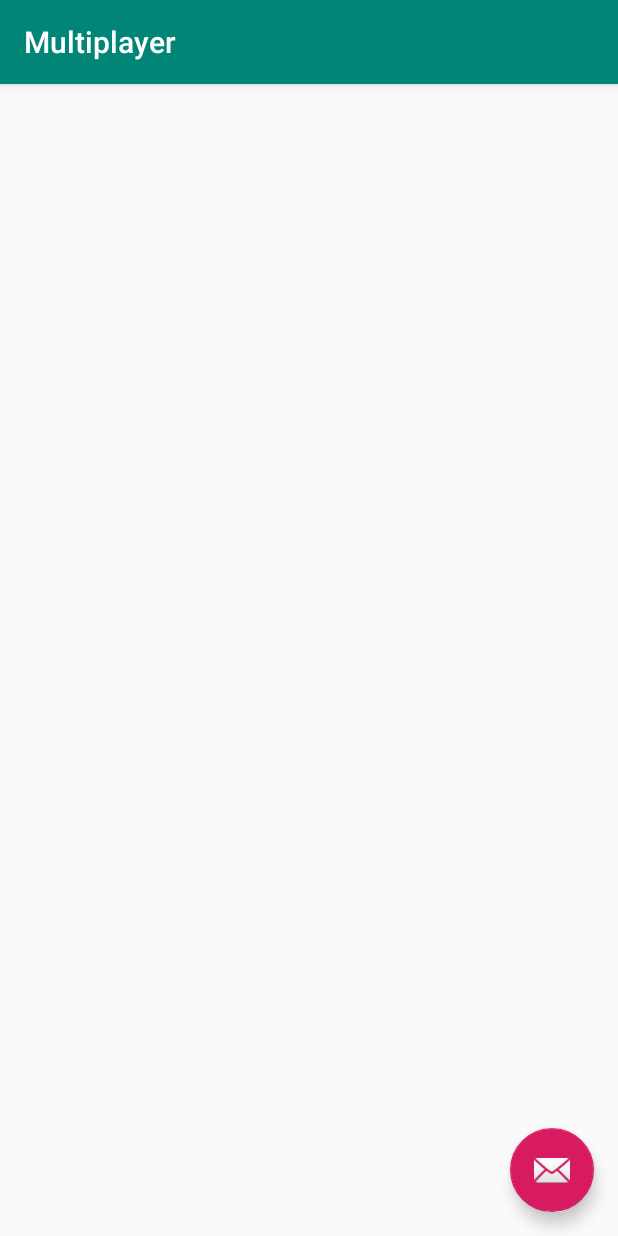
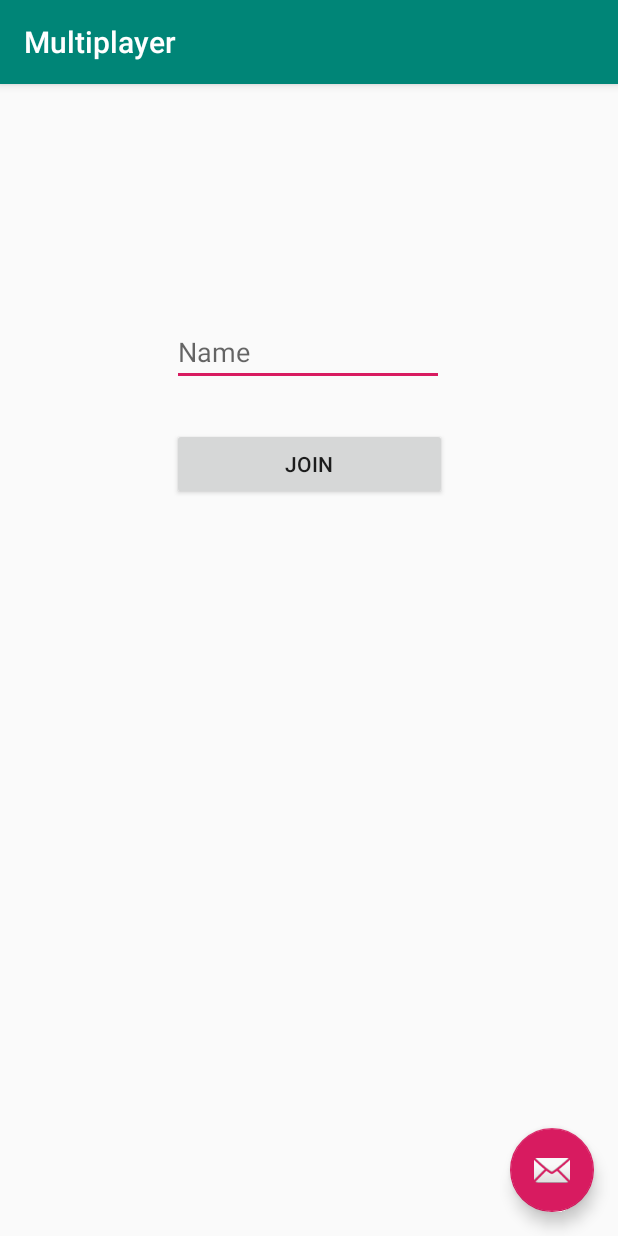
Before and after one commit to Dud3k9/Double, an Android app: the Multiplayer screen opened directly, with no data from a screen before it, on a phone screen of 412 x 824 dp. Run offline under Robolectric (Android 15) with nearby library versions, the light colour scheme and no system bars.

Commit message:
double 1.0

```diff
--- a/app/src/main/java/com/dudek9/adouble/Multiplayer.kt
+++ b/app/src/main/java/com/dudek9/adouble/Multiplayer.kt
@@ -1,21 +1,43 @@
 package com.dudek9.adouble
 
+import android.content.Intent
 import android.os.Bundle
+import android.text.Editable
+import android.text.TextWatcher
+import android.widget.Toast
 import com.google.android.material.snackbar.Snackbar
 import androidx.appcompat.app.AppCompatActivity;
 
 import kotlinx.android.synthetic.main.activity_multiplayer.*
+import kotlinx.android.synthetic.main.content_multiplayer.*
 
 class Multiplayer : AppCompatActivity() {
+    var playername=""
 
     override fun onCreate(savedInstanceState: Bundle?) {
         super.onCreate(savedInstanceState)
         setContentView(R.layout.activity_multiplayer)
         setSupportActionBar(toolbar)
 
-        fab.setOnClickListener { view ->
-            Snackbar.make(view, "Replace with your own action", Snackbar.LENGTH_LONG)
-                .setAction("Action", null).show()
+        name.addTextChangedListener(object : TextWatcher {
+            override fun afterTextChanged(p0: Editable?) {
+               playername=name.text.toString()
+            }
+            override fun beforeTextChanged(p0: CharSequence?, p1: Int, p2: Int, p3: Int) {
+            }
+            override fun onTextChanged(p0: CharSequence?, p1: Int, p2: Int, p3: Int) {
+            }
+        })
+
+
+        join.setOnClickListener{
+            if(!playername.equals("")){
+                var intent = Intent(this@Multiplayer,Join::class.java)
+                    intent.putExtra("playerName",playername)
+                    startActivity(intent)
+            }else{
+                Toast.makeText(this,"add name",Toast.LENGTH_LONG)
+            }
         }
     }
 
--- a/app/src/main/res/layout/activity_summary.xml
+++ b/app/src/main/res/layout/activity_join.xml
@@ -5,7 +5,7 @@
         xmlns:tools="http://schemas.android.com/tools"
         android:layout_width="match_parent"
         android:layout_height="match_parent"
-        tools:context=".SummaryActivity">
+        tools:context=".Join">
 
     <com.google.android.material.appbar.AppBarLayout
             android:layout_height="wrap_content"
@@ -21,6 +21,6 @@
 
     </com.google.android.material.appbar.AppBarLayout>
 
-    <include layout="@layout/content_summary"/>
+    <include layout="@layout/content_join"/>
 
 </androidx.coordinatorlayout.widget.CoordinatorLayout>
--- a/app/src/main/res/layout/content_multiplayer.xml
+++ b/app/src/main/res/layout/content_multiplayer.xml
@@ -9,4 +9,21 @@
         tools:showIn="@layout/activity_multiplayer"
         tools:context=".Multiplayer">
 
+    <Button
+            android:text="Join"
+            android:layout_width="183dp"
+            android:layout_height="0dp"
+            app:layout_constraintStart_toStartOf="parent" app:layout_constraintEnd_toEndOf="parent"
+            android:id="@+id/join"
+            android:layout_marginTop="28dp" app:layout_constraintTop_toBottomOf="@+id/name"/>
+    <EditText
+            android:layout_width="181dp"
+            android:layout_height="45dp"
+            android:inputType="textPersonName"
+            android:ems="10"
+            android:id="@+id/name" app:layout_constraintEnd_toEndOf="parent"
+            android:layout_marginEnd="108dp" android:layout_marginTop="156dp"
+            app:layout_constraintTop_toTopOf="parent" android:layout_marginStart="8dp"
+            app:layout_constraintStart_toStartOf="parent" app:layout_constraintHorizontal_bias="0.929"
+            android:hint="Name"/>
 </androidx.constraintlayout.widget.ConstraintLayout>
--- a/app/src/main/res/values/strings.xml
+++ b/app/src/main/res/values/strings.xml
@@ -6,4 +6,6 @@
     <string name="hello_blank_fragment">Hello blank fragment</string>
     <string name="title_activity_summary">SummaryActivity</string>
     <string name="title_activity_multiplayer">Multiplayer</string>
+    <string name="title_activity_create">Create</string>
+    <string name="title_activity_join">Join</string>
 </resources>
--- a/build.gradle
+++ b/build.gradle
@@ -10,8 +10,10 @@ buildscript {
     dependencies {
         classpath 'com.android.tools.build:gradle:3.4.2'
         classpath "org.jetbrains.kotlin:kotlin-gradle-plugin:$kotlin_version"
+
         // NOTE: Do not place your application dependencies here; they belong
         // in the individual module build.gradle files
+        classpath 'com.google.gms:google-services:4.3.1'
     }
 }
 
```
Also changed, not shown: app/build.gradle (+10 -0 lines), app/src/main/AndroidManifest.xml (+10 -0 lines), app/src/main/java/com/dudek9/adouble/Conection.kt (added, +21 -0 lines), app/src/main/java/com/dudek9/adouble/Join.kt (added, +37 -0 lines), app/src/main/java/com/dudek9/adouble/MainActivity.kt (+12 -1 lines), app/src/main/res/layout/content_join.xml (added, +17 -0 lines).
